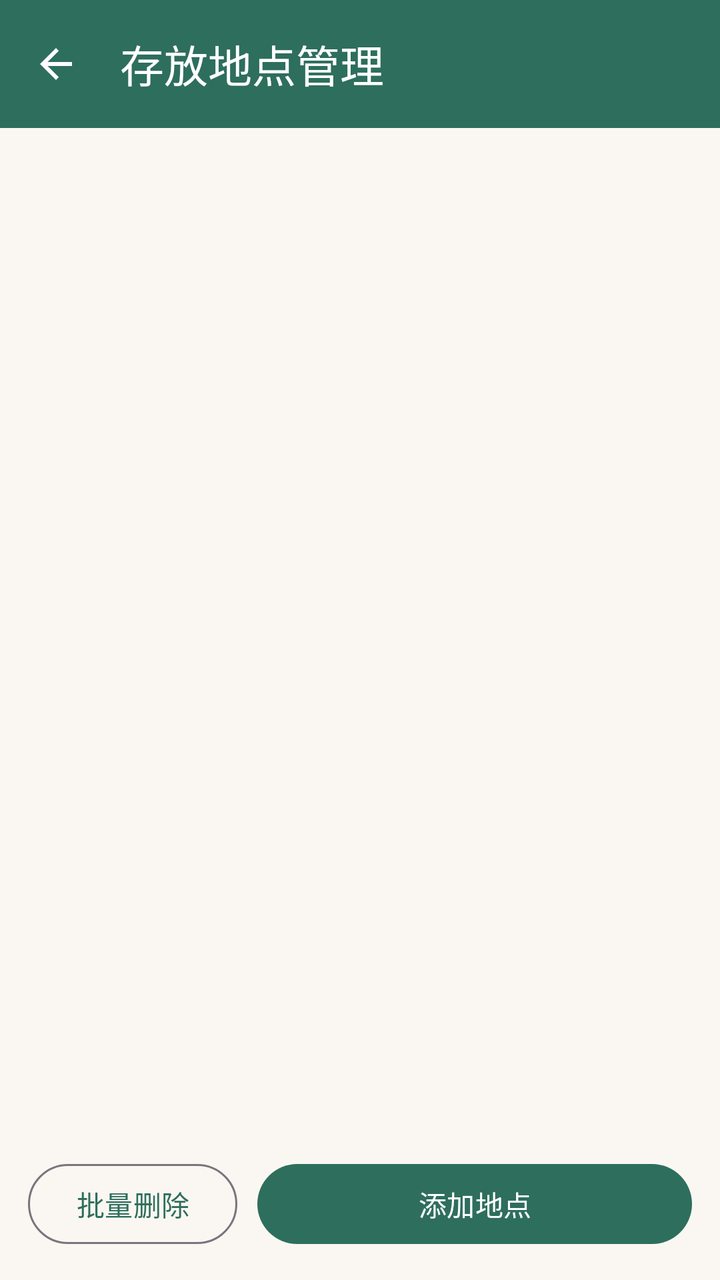
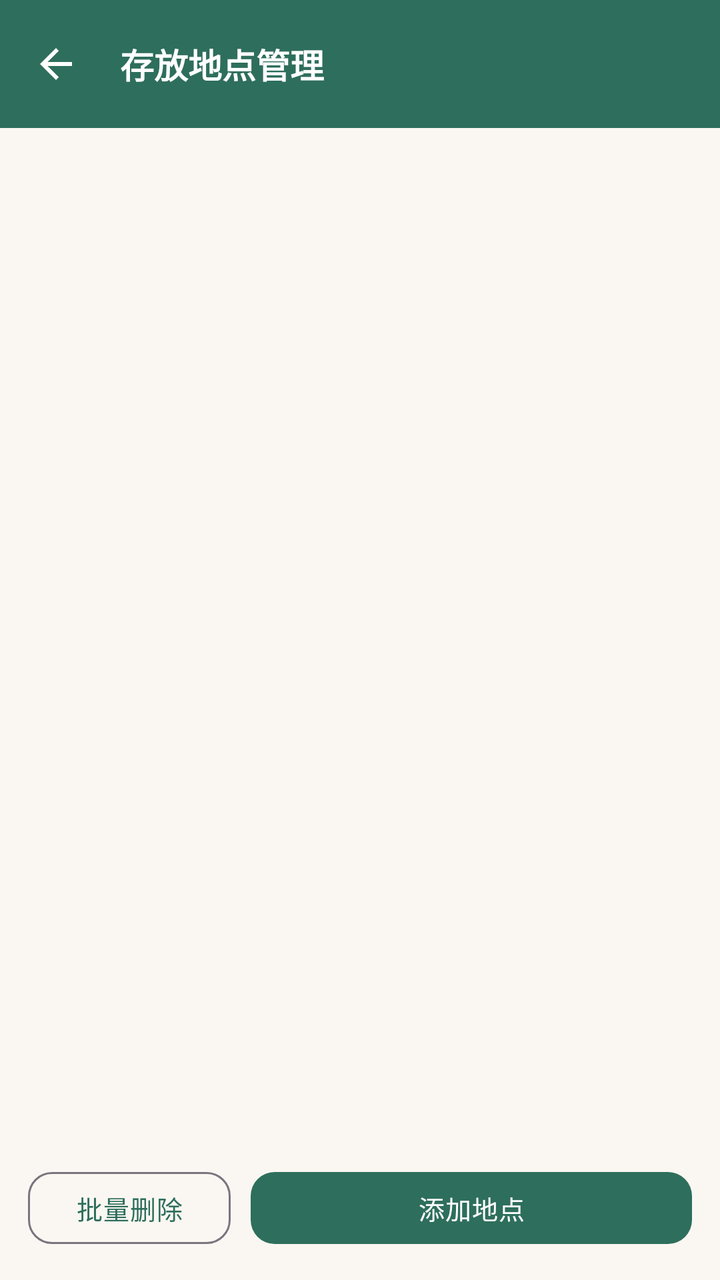

The first picture is an Android layout as it rendered before a commit; the second is the same layout after the commit. The layout source and the unified diff follow.
<!-- AndroidManifest.xml: application theme Theme.Bookshelf -->
<!-- res/layout/activity_location.xml -->
<?xml version="1.0" encoding="utf-8"?>
<LinearLayout xmlns:android="http://schemas.android.com/apk/res/android"
    xmlns:app="http://schemas.android.com/apk/res-auto"
    android:layout_width="match_parent"
    android:layout_height="match_parent"
    android:orientation="vertical">

    <com.google.android.material.appbar.MaterialToolbar
        android:id="@+id/toolbar"
        android:layout_width="match_parent"
        android:layout_height="?attr/actionBarSize"
        android:background="?attr/colorPrimary"
        app:navigationIcon="@drawable/ic_back"
        app:title="存放地点管理"
        app:titleTextColor="@color/white" />

    
    <Spinner
        android:id="@+id/sp_filter"
        android:layout_width="match_parent"
        android:layout_height="wrap_content"
        android:minHeight="44dp"
        android:layout_marginHorizontal="10dp"
        android:layout_marginTop="10dp"
        android:visibility="gone" />

    <androidx.recyclerview.widget.RecyclerView
        android:id="@+id/recycler"
        android:layout_width="match_parent"
        android:layout_height="0dp"
        android:layout_weight="1"
        android:padding="10dp" />

    
    <LinearLayout
        android:id="@+id/selection_bar"
        android:layout_width="match_parent"
        android:layout_height="wrap_content"
        android:orientation="horizontal"
        android:gravity="center_vertical"
        android:background="@color/selected_bg"
        android:paddingHorizontal="12dp"
        android:paddingVertical="6dp"
        android:visibility="gone">

        <TextView
            android:id="@+id/tv_sel_count"
            android:layout_width="0dp"
            android:layout_height="wrap_content"
            android:layout_weight="1"
            android:text="已选 0 项"
            android:textColor="?attr/colorPrimary"
            android:textSize="13sp" />

        <TextView
            android:id="@+id/btn_sel_all"
            android:layout_width="wrap_content"
            android:layout_height="wrap_content"
            android:background="?attr/selectableItemBackground"
            android:padding="8dp"
            android:text="全选"
            android:textColor="?attr/colorPrimary"
            android:textSize="13sp" />

        <TextView
            android:id="@+id/btn_sel_return"
            android:layout_width="wrap_content"
            android:layout_height="wrap_content"
            android:background="?attr/selectableItemBackground"
            android:padding="8dp"
            android:text="归还"
            android:textColor="?attr/colorPrimary"
            android:textSize="13sp"
            android:visibility="gone" />

        <TextView
            android:id="@+id/btn_sel_delete"
            android:layout_width="wrap_content"
            android:layout_height="wrap_content"
            android:background="?attr/selectableItemBackground"
            android:padding="8dp"
            android:text="删除"
            android:textColor="@color/danger"
            android:textSize="13sp"
            android:textStyle="bold" />

        <TextView
            android:id="@+id/btn_sel_cancel"
            android:layout_width="wrap_content"
            android:layout_height="wrap_content"
            android:background="?attr/selectableItemBackground"
            android:padding="8dp"
            android:text="取消"
            android:textColor="@color/text_sub"
            android:textSize="13sp" />
    </LinearLayout>

    
    <LinearLayout
        android:id="@+id/bottom_bar"
        android:layout_width="match_parent"
        android:layout_height="wrap_content"
        android:orientation="horizontal"
        android:layout_margin="14dp">

        <com.google.android.material.button.MaterialButton
            android:id="@+id/btn_batch"
            style="@style/Widget.Material3.Button.OutlinedButton"
            android:layout_width="wrap_content"
            android:layout_height="wrap_content"
            android:layout_marginEnd="10dp"
            android:text="批量删除" />

        <com.google.android.material.button.MaterialButton
            android:id="@+id/btn_add"
            android:layout_width="0dp"
            android:layout_height="wrap_content"
            android:layout_weight="1"
            android:text="添加地点" />
    </LinearLayout>
</LinearLayout>
<!-- resources referenced by this layout -->
<resources>
  <style name="Theme.Bookshelf" parent="Theme.Material3.Light.NoActionBar">
          <item name="colorPrimary">@color/primary</item>
          <item name="colorPrimaryVariant">@color/primary_dark</item>
          <item name="colorSecondary">@color/accent</item>
          <item name="android:colorBackground">@color/bg_page</item>
          <item name="android:statusBarColor">@color/primary_dark</item>
          
          <item name="chip_bg">@color/chip_bg</item>
      </style>
  <!-- unchanged entries left out for length: 10 -->
</resources>

<!-- the commit's change to res/layout/activity_location.xml (unified diff, before → after) -->
@@ -7,12 +7,11 @@
 
     <com.google.android.material.appbar.MaterialToolbar
         android:id="@+id/toolbar"
+        style="@style/Widget.Bookshelf.Toolbar"
         android:layout_width="match_parent"
         android:layout_height="?attr/actionBarSize"
-        android:background="?attr/colorPrimary"
         app:navigationIcon="@drawable/ic_back"
-        app:title="存放地点管理"
-        app:titleTextColor="@color/white" />
+        app:title="存放地点管理" />
 
     
     <Spinner
@@ -105,7 +104,7 @@
 
         <com.google.android.material.button.MaterialButton
             android:id="@+id/btn_batch"
-            style="@style/Widget.Material3.Button.OutlinedButton"
+            style="@style/Widget.Bookshelf.Button.Outlined"
             android:layout_width="wrap_content"
             android:layout_height="wrap_content"
             android:layout_marginEnd="10dp"
<!-- resource entries referenced after the edit -->
@@ -1,14 +1,90 @@
 <!-- resources referenced by this layout -->
 <resources>
-  <style name="Theme.Bookshelf" parent="Theme.Material3.Light.NoActionBar">
+  <style name="Widget.Bookshelf.Button.Outlined" parent="Widget.Material3.Button.OutlinedButton">
+          <item name="shapeAppearance">@style/ShapeAppearance.Bookshelf.Medium</item>
+          <item name="android:textSize">@dimen/text_body_small</item>
+          <item name="android:letterSpacing">0.02</item>
+          <item name="android:minHeight">44dp</item>
+          <item name="cornerRadius">@dimen/radius_md</item>
+      </style>
+  <style name="Widget.Bookshelf.Toolbar" parent="Widget.Material3.Toolbar">
+          <item name="android:background">?attr/colorPrimary</item>
+          <item name="titleTextColor">@color/white</item>
+          <item name="titleTextAppearance">@style/TextAppearance.Bookshelf.ToolbarTitle</item>
+          <item name="navigationIconTint">@color/white</item>
+          <item name="android:elevation">0dp</item>
+      </style>
+  <style name="Theme.Bookshelf" parent="Theme.Bookshelf.Base">
           <item name="colorPrimary">@color/primary</item>
           <item name="colorPrimaryVariant">@color/primary_dark</item>
           <item name="colorSecondary">@color/accent</item>
-          <item name="android:colorBackground">@color/bg_page</item>
-          <item name="android:statusBarColor">@color/primary_dark</item>
           
           <item name="chip_bg">@color/chip_bg</item>
+          <item name="primary_container">@color/green_container</item>
+          <item name="on_primary_container">@color/green_on_container</item>
       </style>
+  <style name="ShapeAppearance.Bookshelf.Medium" parent="ShapeAppearance.Material3.Corner.Medium">
+          <item name="cornerSize">@dimen/radius_md</item>
+      </style>
+  <dimen name="text_body_small">13sp</dimen>
+  <dimen name="radius_md">12dp</dimen>
+  <style name="TextAppearance.Bookshelf.ToolbarTitle" parent="TextAppearance.Material3.TitleLarge">
+          <item name="android:textSize">@dimen/text_headline</item>
+          <item name="android:textStyle">bold</item>
+          <item name="android:textColor">@color/white</item>
+      </style>
+  <style name="Theme.Bookshelf.Base" parent="Theme.Material3.Light.NoActionBar">
+          
+          <item name="android:colorBackground">@color/bg_page</item>
+          
+          <item name="android:statusBarColor">?attr/colorPrimary</item>
+          <item name="android:windowLightStatusBar">false</item>
+          
+          <item name="surface">@color/surface</item>
+          <item name="surface_dim">@color/surface_dim</item>
+          <item name="outline">@color/outline</item>
+          <item name="outline_strong">@color/outline_strong</item>
+          <item name="on_surface">@color/text_main</item>
+          <item name="on_surface_variant">@color/text_sub</item>
+          
+          <item name="materialButtonStyle">@style/Widget.Bookshelf.Button</item>
+          <item name="textInputStyle">@style/Widget.Bookshelf.TextField</item>
+          <item name="materialCardViewStyle">@style/Widget.Bookshelf.MaterialCard</item>
+      </style>
+  <color name="green_container">#E6F0EC</color>
+  <color name="green_on_container">#1C4A3E</color>
+  <dimen name="text_headline">17sp</dimen>
+  <color name="surface">#FFFFFF</color>
+  <color name="surface_dim">#F4F0E9</color>
+  <color name="outline">#E6E0D5</color>
+  <color name="outline_strong">#CFC5B4</color>
+  <color name="text_main">#2B2B2B</color>
+  <style name="Widget.Bookshelf.Button" parent="Widget.Material3.Button">
+          <item name="shapeAppearance">@style/ShapeAppearance.Bookshelf.Medium</item>
+          <item name="android:textSize">@dimen/text_body_small</item>
+          <item name="android:letterSpacing">0.02</item>
+          <item name="android:minHeight">44dp</item>
+          <item name="cornerRadius">@dimen/radius_md</item>
+      </style>
+  <style name="Widget.Bookshelf.TextField" parent="Widget.Material3.TextInputLayout.OutlinedBox">
+          <item name="boxStrokeColor">@color/text_field_stroke</item>
+          <item name="boxStrokeWidth">1dp</item>
+          <item name="boxStrokeWidthFocused">1.5dp</item>
+          <item name="boxCornerRadiusTopStart">@dimen/radius_md</item>
+          <item name="boxCornerRadiusTopEnd">@dimen/radius_md</item>
+          <item name="boxCornerRadiusBottomStart">@dimen/radius_md</item>
+          <item name="boxCornerRadiusBottomEnd">@dimen/radius_md</item>
+          <item name="boxBackgroundColor">?attr/surface</item>
+          <item name="hintTextColor">?attr/colorPrimary</item>
+          <item name="android:textColorHint">?attr/on_surface_variant</item>
+      </style>
+  <style name="Widget.Bookshelf.MaterialCard" parent="Widget.Material3.CardView.Outlined">
+          <item name="cardCornerRadius">@dimen/card_corner</item>
+          <item name="cardElevation">0dp</item>
+          <item name="strokeColor">?attr/outline</item>
+          <item name="strokeWidth">1dp</item>
+      </style>
+  <dimen name="card_corner">16dp</dimen>
   <!-- unchanged entries left out for length: 10 -->
 </resources>
 
